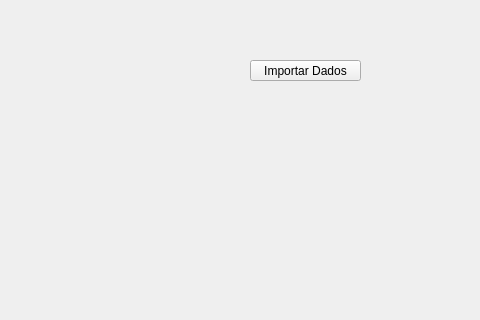
Old version of the form src-v2/mainwindow.ui in the repository ldsc/ProjetoEngenharia-SoftwareEducacionalParaAnaliseESolucaoDeProblemasEmEngenhariaDePoco; both pictures show x 320 to 800 and y 0 to 320 of the 800 by 600 pixel window.
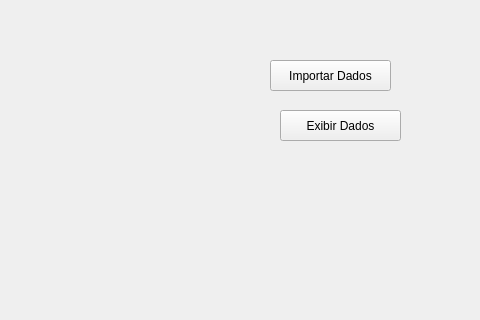
New version of the form.

The edit to the form file:
```diff
--- a/src-v2/mainwindow.ui
+++ b/src-v2/mainwindow.ui
@@ -17,16 +17,29 @@
    <widget class="QPushButton" name="BntImportarDados">
     <property name="geometry">
      <rect>
-      <x>570</x>
+      <x>590</x>
       <y>60</y>
-      <width>111</width>
-      <height>21</height>
+      <width>121</width>
+      <height>31</height>
      </rect>
     </property>
     <property name="text">
      <string>Importar Dados</string>
     </property>
    </widget>
+   <widget class="QPushButton" name="BntExibirDados">
+    <property name="geometry">
+     <rect>
+      <x>600</x>
+      <y>110</y>
+      <width>121</width>
+      <height>31</height>
+     </rect>
+    </property>
+    <property name="text">
+     <string>Exibir Dados</string>
+    </property>
+   </widget>
   </widget>
   <widget class="QMenuBar" name="menubar">
    <property name="geometry">
```
Left out of the diff: 2 changed lines with no effect on the pictures.
